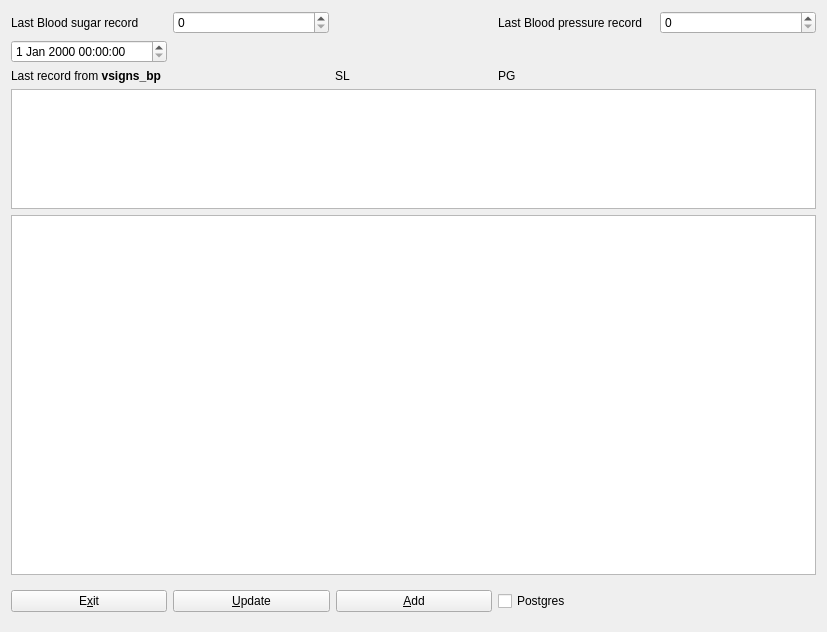
Before: the Qt Designer form forms/notes.ui in lbase/bpvitals, drawn with Qt 5.
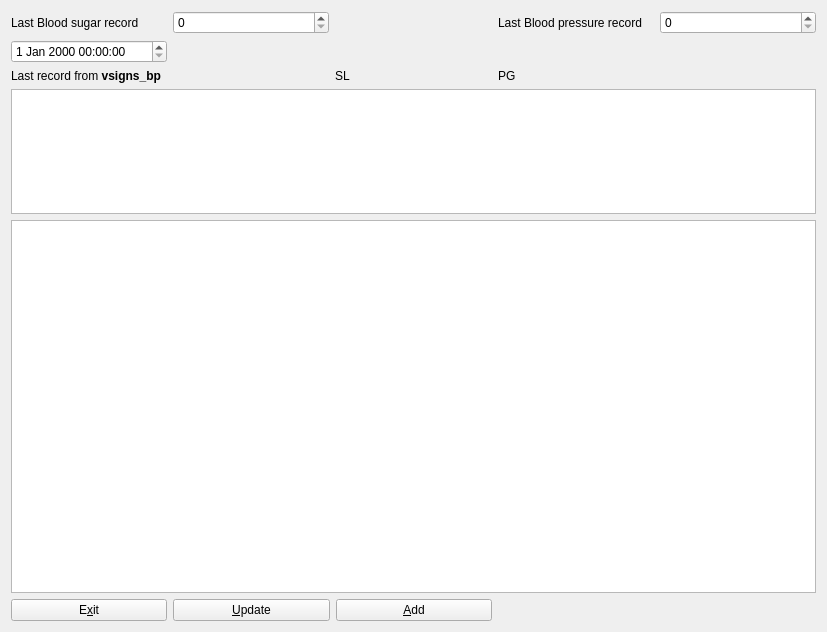
After: the same form once the commit is applied.

Patch:
```diff
--- a/forms/notes.ui
+++ b/forms/notes.ui
@@ -68,13 +68,6 @@
      </property>
     </widget>
    </item>
-   <item row="3" column="3">
-    <widget class="QLabel" name="lblRecord2">
-     <property name="text">
-      <string>PG</string>
-     </property>
-    </widget>
-   </item>
    <item row="4" column="0" colspan="5">
     <widget class="QTableView" name="tblPrevRec">
      <property name="sizePolicy">
@@ -110,28 +103,6 @@
      </item>
     </layout>
    </item>
-   <item row="6" column="3">
-    <widget class="QCheckBox" name="chkPG">
-     <property name="sizePolicy">
-      <sizepolicy hsizetype="Minimum" vsizetype="Expanding">
-       <horstretch>0</horstretch>
-       <verstretch>0</verstretch>
-      </sizepolicy>
-     </property>
-     <property name="minimumSize">
-      <size>
-       <width>0</width>
-       <height>40</height>
-      </size>
-     </property>
-     <property name="text">
-      <string>Postgres</string>
-     </property>
-     <property name="tristate">
-      <bool>false</bool>
-     </property>
-    </widget>
-   </item>
    <item row="5" column="0" colspan="5">
     <widget class="QTextEdit" name="textEdit">
      <property name="sizePolicy">
@@ -142,6 +113,13 @@
      </property>
     </widget>
    </item>
+   <item row="3" column="3" colspan="2">
+    <widget class="QLabel" name="lblRecord2">
+     <property name="text">
+      <string>PG</string>
+     </property>
+    </widget>
+   </item>
   </layout>
  </widget>
  <resources/>
```
